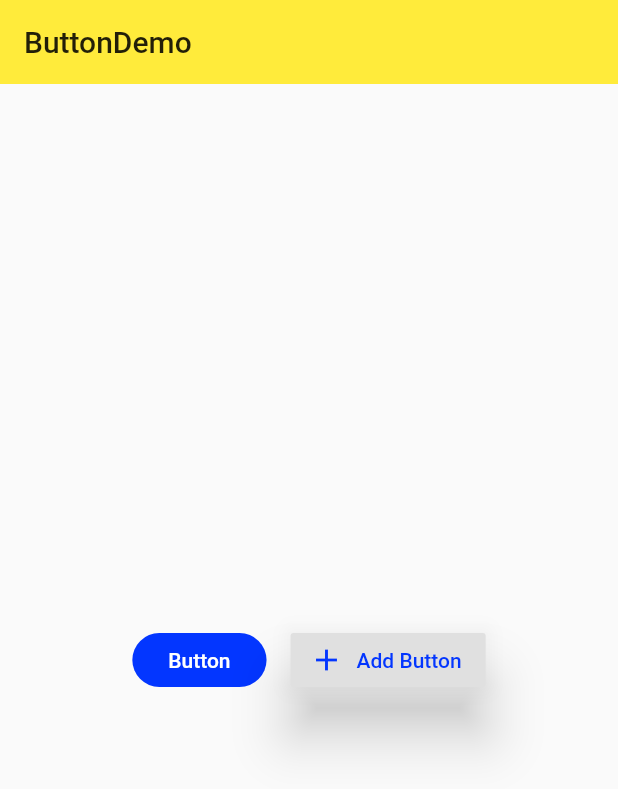
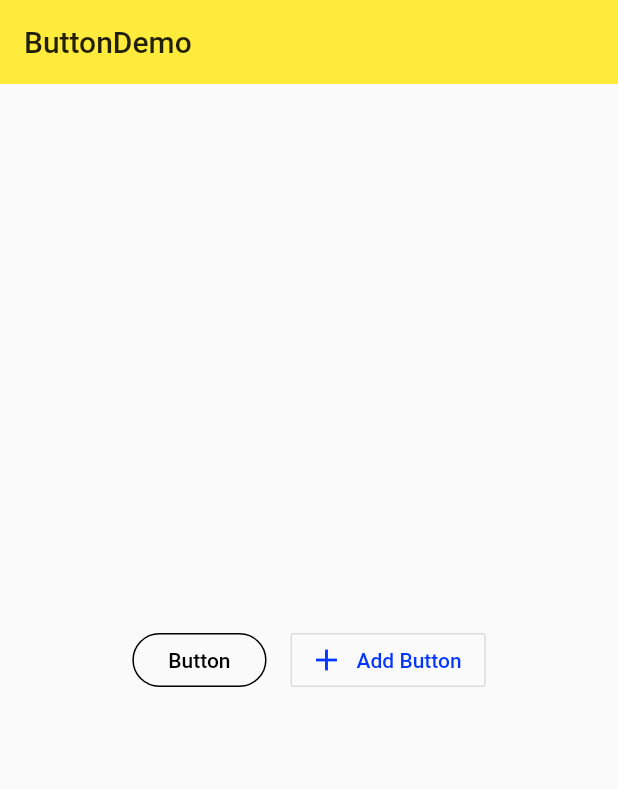
Before and after one commit to XYXiaoYuan/flutter_study, a Flutter app: the ButtonDemo screen opened directly, on a phone screen of 412 x 824 dp. Shown: the top 789 px of the screen. Run offline on Flutter 3.47's test engine with Material 2 defaults, Android fonts, the phone set to English and light mode, and no system bars.

Commit message:
OutlineButton：描边按钮

```diff
--- a/flutter_study/lib/demo/material_components.dart
+++ b/flutter_study/lib/demo/material_components.dart
@@ -78,6 +78,44 @@ class ButtonDemo extends StatelessWidget {
       ],
     );
 
+    final Widget OutlineButtonDemo = Row(
+      mainAxisAlignment: MainAxisAlignment.center,
+      children: <Widget>[
+        Theme(
+          data: Theme.of(context).copyWith(
+            buttonColor: Theme.of(context).accentColor,
+            buttonTheme: ButtonThemeData(
+              textTheme: ButtonTextTheme.primary,
+              // shape: BeveledRectangleBorder(
+              //   borderRadius: BorderRadius.circular(5.0),
+              // )
+              shape: StadiumBorder()
+            )
+          ),
+          child: OutlineButton(
+            onPressed: () {},
+            child: Text('Button'),
+            splashColor: Colors.grey,
+            borderSide: BorderSide(
+              color: Colors.black,
+            ),
+            // color: Theme.of(context).accentColor,
+            textColor: Colors.black,
+            highlightedBorderColor: Colors.grey,
+            // textTheme: ButtonTextTheme.primary,
+          ),
+        ),
+        SizedBox(width: 16.0),
+        OutlineButton.icon(
+          onPressed: () {},
+          icon: Icon(Icons.add),
+          label: Text('Add Button'),
+          splashColor: Colors.grey,
+          textColor: Theme.of(context).accentColor,
+        ),
+      ],
+    );
+
     return Scaffold(
       appBar: AppBar(
         title: Text('ButtonDemo'),
@@ -102,24 +140,26 @@ class ButtonDemo extends StatelessWidget {
                       shape: StadiumBorder()
                     )
                   ),
-                  child: RaisedButton(
+                  child: OutlineButton(
                     onPressed: () {},
                     child: Text('Button'),
                     splashColor: Colors.grey,
-                    elevation: 0.0,
-                    color: Theme.of(context).accentColor,
-                    // textColor: Theme.of(context).accentColor,
-                    textTheme: ButtonTextTheme.primary,
+                    borderSide: BorderSide(
+                      color: Colors.black,
+                    ),
+                    // color: Theme.of(context).accentColor,
+                    textColor: Colors.black,
+                    highlightedBorderColor: Colors.grey,
+                    // textTheme: ButtonTextTheme.primary,
                   ),
                 ),
                 SizedBox(width: 16.0),
-                RaisedButton.icon(
+                OutlineButton.icon(
                   onPressed: () {},
                   icon: Icon(Icons.add),
                   label: Text('Add Button'),
                   splashColor: Colors.grey,
                   textColor: Theme.of(context).accentColor,
-                  elevation: 16.0,
                 ),
               ],
             ),
```
